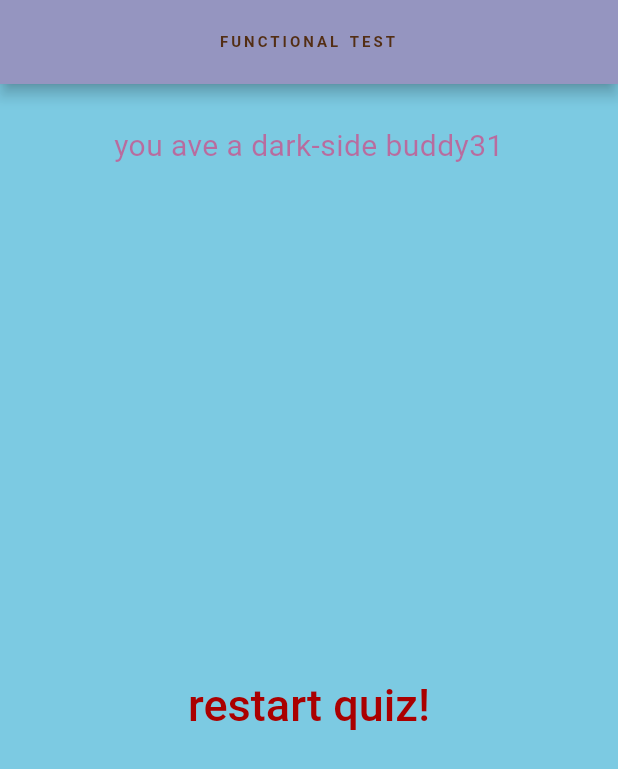
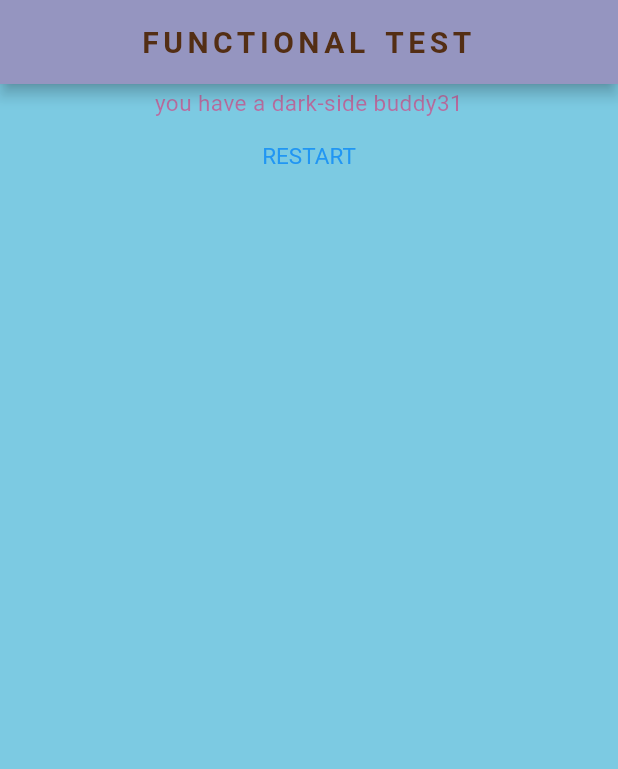
Before and after one commit to anshd258/flutter-bus, a Flutter app: the screen it shows after launch, after a tap on "black", after a tap on "komi san", after a tap on "silent voice", on a phone screen of 412 x 824 dp. Shown: the top 769 px of the screen. Run offline on Flutter 3.47's test engine with Material 2 defaults, Android fonts, the phone set to English and light mode, and no system bars.

Commit message:
made certain changes

```diff
--- a/lib/ansd.dart
+++ b/lib/ansd.dart
@@ -2,10 +2,10 @@
 
 import 'package:flutter/material.dart';
 
-class ans extends StatelessWidget {
+class ansh extends StatelessWidget {
   final VoidCallback selectli; //pointer to function
   final String some_sit; //list of strings from main .dart
-  ans(this.selectli, this.some_sit); //constructor
+  ansh(this.selectli, this.some_sit); //constructor
   @override
   Widget build(BuildContext context) {
     return Container(
@@ -15,16 +15,16 @@ class ans extends StatelessWidget {
       child: TextButton(
         onPressed: selectli, //calling te function pointer
         style: TextButton.styleFrom(
-          padding: EdgeInsets.all(3),
+          padding: EdgeInsets.all(2),
           primary: Color.fromARGB(255, 70, 59, 86),
           textStyle: const TextStyle(fontSize: 15),
           shape: RoundedRectangleBorder(
-              borderRadius: BorderRadius.all(Radius.circular(5))),
+              borderRadius: BorderRadius.all(Radius.circular(2))),
           backgroundColor: Color.fromARGB(241, 11, 255, 109),
         ),
         child: Text(some_sit), //list of string passing to text field
       ),
-      margin: EdgeInsets.all(3),
+      margin: EdgeInsets.all(2),
     );
   }
 }
--- a/lib/else_part.dart
+++ b/lib/else_part.dart
@@ -1,44 +1,52 @@
 // ignore_for_file: prefer_const_constructors, duplicate_ignore
 
 import 'package:flutter/material.dart';
-import 'restart.dart';
 
 class elsepart extends StatelessWidget {
-  final Function test;
   final VoidCallback puss;
   final score;
 
   String get parase {
-    var ressultext = 'you did it you are inocent ! score = ${score}';
+    var ressultext = 'you did it you are innocent ! score = ${score}';
 
-    if (score >= 10) ressultext = 'you ave a dark-side buddy${score}';
+    if (score >= 10) ressultext = 'you have a dark-side buddy${score}';
 
     return ressultext;
   }
 
-  elsepart({required this.test, required this.puss, this.score});
+  elsepart({required this.puss, this.score});
   @override
   Widget build(BuildContext context) {
-    return Center(
+    return SizedBox(
+        width: double.infinity,
+        child: Center(
             //if statement part 2
             // ignore: duplicate_ignor
             // ignore: sort_child_properties_last
             // ignore: prefer_const_constructors
             // ignore: sort_child_properties_last
             child: Column(children: <Widget>[
-      Container(
-        child: Text(
+          Text(
             parase,
             textAlign: TextAlign.center,
             style: TextStyle(
-            fontSize: 20,
+              fontSize: 15,
               color: Color.fromARGB(118, 255, 0, 81),
-            height: 3,
+              height: 1.5,
               letterSpacing: 0.3,
             ),
           ),
+          TextButton(
+            onPressed: puss,
+            style: TextButton.styleFrom(
+              textStyle: const TextStyle(
+                height: 1.5,
+                fontSize: 15,
+                color: Color.fromARGB(0, 3, 3, 219),
               ),
-      Expanded(child: restart(puss))
-    ]));
+            ),
+            child: Text('RESTART'),
+          ),
+        ])));
   }
 }
--- a/lib/if_part.dart
+++ b/lib/if_part.dart
@@ -5,9 +5,9 @@ import 'question.dart';
 class ifpart extends StatelessWidget {
   final List<Map<String, Object>> questions;
   final queid;
-  final Function answer;
+  final Function answ;
 
-  ifpart({required this.questions, required this.answer, required this.queid});
+  ifpart({required this.questions, required this.answ, required this.queid});
 
   @override
   Widget build(BuildContext context) {
@@ -21,9 +21,9 @@ class ifpart extends StatelessWidget {
                 Map<String,
                     Object>>) // creating a map of list wic olds a list and sending it to ans function in ansd.dart
             .map((answers) {
-          return ans(
-              () => answer(
-                  answers['score'] as int), //created te anonaymus function
+          return ansh(
+              () =>
+                  answ(answers['score'] as int), //created te anonaymus function
 
               answers['textt']
                   as String); // sending a list to te constructor wic
--- a/lib/main.dart
+++ b/lib/main.dart
@@ -35,7 +35,6 @@ class _MaState extends State<Ma> {
 
       _questionind = _questionind + 1;
       if (_questionind <= 3) {
-        print(_questionind);
       } else {
         _questionind = 0;
       }
@@ -85,19 +84,18 @@ class _MaState extends State<Ma> {
               'FUNCTIONAL TEST',
               textAlign: TextAlign.right,
               style: TextStyle(
-                fontSize: 10,
+                fontSize: 20,
                 color: Color.fromARGB(255, 83, 46, 20),
                 fontWeight: FontWeight.bold,
-                wordSpacing: 1.5,
-                letterSpacing: 2.0,
+                wordSpacing: 3,
+                letterSpacing: 3,
               ),
             ),
           ),
         ),
         body: _questionind <= 2
-            ? ifpart(questions: question, answer: _ans, queid: _questionind)
+            ? ifpart(questions: question, answ: _ans, queid: _questionind)
             : elsepart(
-                test: _ans,
                 puss: _luma,
                 score: _total,
               ),
--- a/lib/question.dart
+++ b/lib/question.dart
@@ -10,11 +10,16 @@ class uestion extends StatelessWidget {
   Widget build(BuildContext context) {
     return Container(
       width: double.infinity,
-      margin: EdgeInsets.all(3),
+      margin: EdgeInsets.all(2),
       child: Text(
         //giving questions
         qna,
-        style: TextStyle(fontSize: 10),
+        style: TextStyle(
+          fontSize: 15,
+          fontWeight: FontWeight.bold,
+          letterSpacing: 1,
+        ),
+
         textAlign: TextAlign.center,
       ),
     );
--- a/lib/restart.dart
+++ /dev/null
@@ -1,26 +0,0 @@
-// ignore_for_file: prefer_const_constructors
-
-import 'package:flutter/material.dart';
-
-class restart extends StatelessWidget {
-  final VoidCallback brss;
-  restart(this.brss);
-
-  @override
-  Widget build(BuildContext context) {
-    return Center(
-      // ignore: prefer_const_literals_to_create_immutables
-      child: TextButton(
-          onPressed: brss,
-          child: Text(
-            'restart quiz!',
-            style: TextStyle(
-              color: Color.fromARGB(255, 170, 0, 0),
-              backgroundColor: Color.fromARGB(0, 0, 0, 0),
-              fontSize: 30,
-            ),
-            textAlign: TextAlign.center,
-          )),
-    );
-  }
-}
```
Also changed, not shown: 3 other files. Lines whose indentation alone changed are shown as unchanged.
